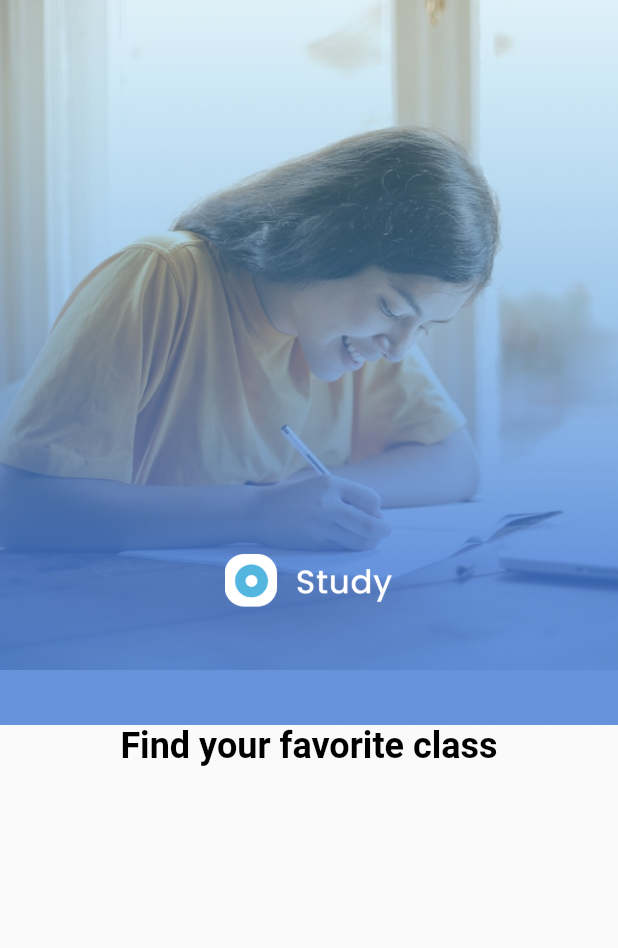
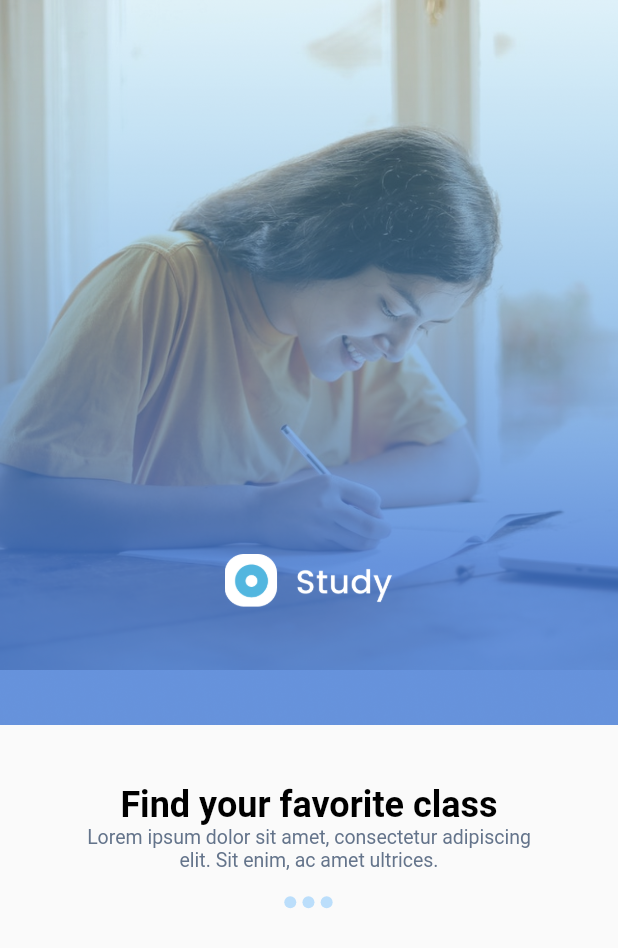
Before and after one commit to Otabek66/Study-program, a Flutter app: the SplashTwoPage screen opened by its route, on a phone screen of 412 x 824 dp. Shown: the top 948 px of the screen. Run offline on Flutter 3.47's test engine with Material 2 defaults, Android fonts, the phone set to English and light mode, and no system bars; our stand-ins replace cloud_firestore, connectivity_plus, firebase_auth, firebase_core, firebase_storage, flutter_local_notifications and 4 more; missing offline and left inert: dart:ffi; accounts and stored records are empty.

Commit message:
Pages are updated and new pages added

```diff
--- a/lib/core/constants/size_const.dart
+++ b/lib/core/constants/size_const.dart
@@ -1,3 +1,3 @@
 class MyTextSizeConst {
-  static const double ktextSize = 13;
+  static const double ktextSize = 13.0;
 }
--- /dev/null
+++ b/lib/core/extensions/context_extension.dart
@@ -0,0 +1,6 @@
+import 'package:flutter/material.dart';
+
+extension MyContext on BuildContext{
+  MediaQueryData get mq => MediaQuery.of(this);
+  double get h => mq.size.height;
+}
--- a/lib/screens/entrance_pages/splash_two_page.dart
+++ b/lib/screens/entrance_pages/splash_two_page.dart
@@ -1,4 +1,7 @@
 import 'package:flutter/material.dart';
+import 'package:onboarding/core/constants/colors_const.dart';
+import 'package:onboarding/core/constants/size_const.dart';
+import 'package:onboarding/core/extensions/context_extension.dart';
 import 'package:onboarding/widgets/my_bold_text.dart';
 
 class SplashTwoPage extends StatelessWidget {
@@ -9,7 +12,7 @@ class SplashTwoPage extends StatelessWidget {
     Size  size = MediaQuery.of(context).size;
     return Scaffold(
       body: SizedBox(
-        height: size.height,
+        height: context.h,
         width: size.width,
         child: Column(children: [
           Stack(
@@ -29,11 +32,51 @@ class SplashTwoPage extends StatelessWidget {
                   child: Image.asset('assets/splash/logo.png')),
               )
             ],
+
           ),
-         MyBoldText.myBoldText('Find your favorite class', color: Colors.black,textSize: 24.0),
+          sizedBox(size.height*0.048),
+          MyBoldText.myBoldText('Find your favorite class', color: Colors.black,textSize: 24.0),
+          SizedBox(
+            width: size.width * 0.7293,
+            child: Text('Lorem ipsum dolor sit amet, consectetur adipiscing elit. Sit enim, ac amet ultrices.', style: TextStyle(overflow: TextOverflow.clip, fontSize: MyTextSizeConst.ktextSize,color: ColorsConst.ktextColor),textAlign: TextAlign.center,)),
+
+             Center(
+                    child: Padding(
+                      padding: EdgeInsets.only(
+                          left: MediaQuery.of(context).size.width * 0.3),
+                      child: SizedBox(
+                        height: MediaQuery.of(context).size.height * 0.050,
+                        width: MediaQuery.of(context).size.width * 0.4,
+                        child: ListView.builder(
+                          scrollDirection: Axis.horizontal,
+                          physics: const NeverScrollableScrollPhysics(),
+                          itemBuilder: (_,__) {
+                            return Padding(
+                              padding: EdgeInsets.only(
+                                  left: MediaQuery.of(context).size.width *
+                                      0.010),
+                              child: Align(
+                                alignment: Alignment.center,
+                                child: CircleAvatar(
+                                  radius: 4,
+                                  backgroundColor: __ == 3
+                                      ? ColorsConst.kprimaryColor
+                                      : Colors.blue.shade100,
+                                ),
+                              ),
+                            );
+                          },
+                          itemCount: 3,
+                        ),
+                      ),
+                    ),
+                  ),
 
         ]),
       ),
     );
   }
+  SizedBox sizedBox(double size){
+    return SizedBox(height: size,);
+  }
 }
```
Also changed, not shown: lib/core/base/base_view.dart (added, +51 -0 lines), lib/provider/splash_two_provider.dart (added).
